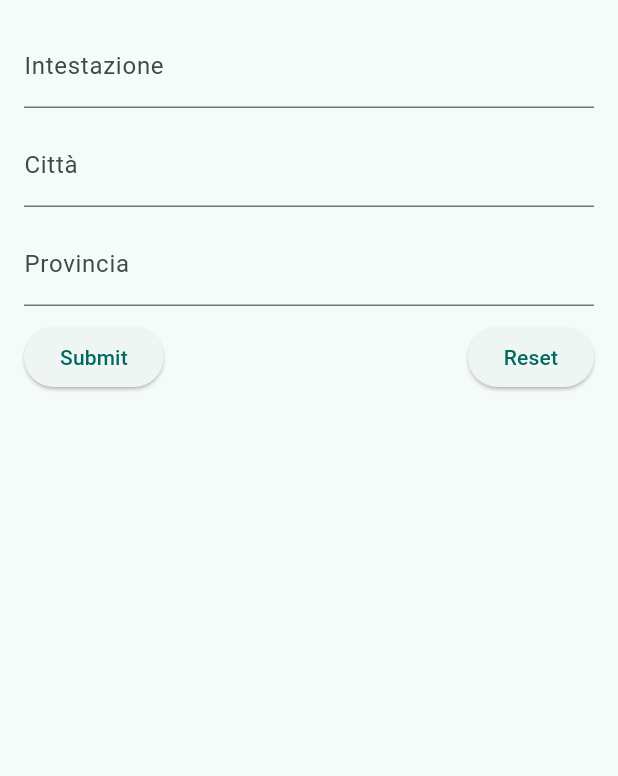
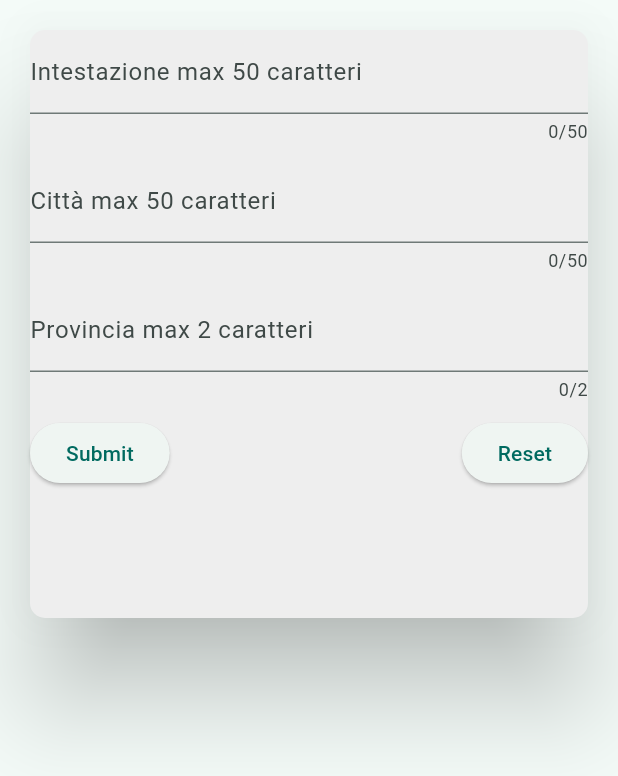
Before and after one commit to Ricky1966/mobileoffice3, a Flutter app: the AddBolle screen opened directly, on a phone screen of 412 x 824 dp. Shown: the top 776 px of the screen. Run offline on Flutter 3.47's test engine with Material 3 defaults, Android fonts, the light colour scheme and no system bars; drawn by our look-alikes of flutter_form_builder; our stand-ins replace curved_labeled_navigation_bar, flutter_riverpod, get, permission_handler.

Commit message:
scritto bollecontroller.dart per gestire l'inserimento delle bolle. Cambiato il file scrivifilecontrolle.dart in customerscontroller.dart e cambiato la classe per conformarla alle funzioni svolte

```diff
--- /dev/null
+++ b/devtools_options.yaml
@@ -0,0 +1,3 @@
+description: This file stores settings for Dart & Flutter DevTools.
+documentation: https://docs.flutter.dev/tools/devtools/extensions#configure-extension-enablement-states
+extensions:
--- a/lib/main.dart
+++ b/lib/main.dart
@@ -1,9 +1,11 @@
 import 'package:flutter/material.dart';
 import 'package:flutter_riverpod/flutter_riverpod.dart';
+import 'package:intl/intl.dart';
 import 'package:mobileoffice3/providers/appbinding.dart';
 import 'mobile_app.dart';
 
 void main() {
+  Intl.defaultLocale = 'it_IT';
   WidgetsFlutterBinding.ensureInitialized();
   AppBindings().dependencies();
   runApp(const ProviderScope(child: MobileApp()));
--- a/lib/pages/bolle/addbolle.dart
+++ b/lib/pages/bolle/addbolle.dart
@@ -3,39 +3,57 @@
 import 'package:flutter/material.dart';
 import 'package:flutter_form_builder/flutter_form_builder.dart';
 import 'package:get/get.dart';
-import 'package:mobileoffice3/providers/scrivifilecontroller.dart';
+import 'package:mobileoffice3/providers/customerscontroller.dart';
 
 // ignore: must_be_immutable
 class AddBolle extends StatelessWidget {
   AddBolle({super.key});
-  ScriviFileController scriviFileController = Get.find<ScriviFileController>();
+  Customerscontroller scriviFileController = Get.find<Customerscontroller>();
 
   final GlobalKey<FormBuilderState> _formKey = GlobalKey<FormBuilderState>();
   @override
   Widget build(BuildContext context) {
-    return SafeArea(
-      child: Scaffold(
+    return Scaffold(
       body: Padding(
         padding: EdgeInsets.all(16.0),
+        child: Container(
+          height: 400,
+          width: MediaQuery.of(context).size.width,
+          child: Card(
+            elevation: 30,
+            shape: RoundedRectangleBorder(
+              borderRadius: BorderRadius.circular(10),
+            ),
+            color: Colors.grey[200],
             child: FormBuilder(
               key: _formKey,
               child: Column(
                 children: [
                   FormBuilderTextField(
                     name: 'Intestazione',
-                  decoration: const InputDecoration(labelText: 'Intestazione'),
+                    decoration: const InputDecoration(
+                      labelText: 'Intestazione max 50 caratteri',
+                    ),
+                    maxLength: 50,
                   ),
                   const SizedBox(height: 10),
                   FormBuilderTextField(
+                    maxLength: 50,
                     name: 'Città',
-                  decoration: const InputDecoration(labelText: 'Città'),
+                    decoration: const InputDecoration(
+                      labelText: 'Città max 50 caratteri',
+                    ),
                   ),
                   const SizedBox(height: 10),
                   FormBuilderTextField(
+                    maxLength: 2,
                     name: 'Provincia',
-                  decoration: const InputDecoration(labelText: 'Provincia'),
+                    decoration: const InputDecoration(
+                      labelText: 'Provincia max 2 caratteri',
+                    ),
                   ),
                   const SizedBox(height: 10),
+
                   Row(
                     mainAxisAlignment: MainAxisAlignment.spaceBetween,
                     children: [
@@ -50,17 +68,14 @@ class AddBolle extends StatelessWidget {
                             scriviFileController.cityController =
                                 _formKey.currentState!.fields['Città']!.value;
                             scriviFileController.shireController =
-                              _formKey.currentState!.fields['Provincia']!.value;
-                          print(_formKey.currentState!.value.entries.toList());
+                                _formKey
+                                    .currentState!
+                                    .fields['Provincia']!
+                                    .value;
+                            print(
+                              _formKey.currentState!.value.entries.toList(),
+                            );
                             scriviFileController.writeFile();
-                          /*
-                          Get.snackbar(
-                            'Success',
-                            'File created successfully',
-                            snackPosition: SnackPosition.BOTTOM,
-                            backgroundColor: Colors.green,
-                            colorText: Colors.white,
-                          );*/
                           }
                         },
                         child: const Text('Submit'),
@@ -78,6 +93,7 @@ class AddBolle extends StatelessWidget {
             ),
           ),
         ),
+      ),
     );
   }
 }
--- a/lib/pages/scrivifile.dart
+++ b/lib/pages/scrivifile.dart
@@ -1,10 +1,10 @@
 import 'package:flutter/material.dart';
 import 'package:get/get.dart';
-import 'package:mobileoffice3/providers/scrivifilecontroller.dart';
+import 'package:mobileoffice3/providers/customerscontroller.dart';
 
 //ignore: must_be_immutable
 class ScriviFile extends StatelessWidget {
-  ScriviFileController scriviFileController = Get.find<ScriviFileController>();
+  Customerscontroller scriviFileController = Get.find<Customerscontroller>();
   ScriviFile({super.key});
   DateTime selectedDate = DateTime.now();
   TextEditingController dateCtl = TextEditingController();
--- a/lib/providers/appbinding.dart
+++ b/lib/providers/appbinding.dart
@@ -1,9 +1,9 @@
 import 'package:get/get.dart';
-import 'package:mobileoffice3/providers/scrivifilecontroller.dart';
+import 'package:mobileoffice3/providers/customerscontroller.dart';
 
 class AppBindings implements Bindings {
   @override
   void dependencies() {
-    Get.lazyPut(() => ScriviFileController());
+    Get.lazyPut(() => Customerscontroller());
   }
 }
--- a/lib/providers/scrivifilecontroller.dart
+++ b/lib/providers/customerscontroller.dart
@@ -4,7 +4,7 @@ import 'package:path_provider/path_provider.dart';
 import 'package:permission_handler/permission_handler.dart';
 import 'package:pdf/widgets.dart' as pw;
 
-class ScriviFileController extends GetxController {
+class Customerscontroller extends GetxController {
   late String customerController;
 
   late String cityController;
```
Also changed, not shown: lib/pages/clienti/addcustomers.dart (+37 -18 lines), lib/providers/bollecontroller.dart (added, +123 -0 lines). Lines whose indentation alone changed are shown as unchanged.
